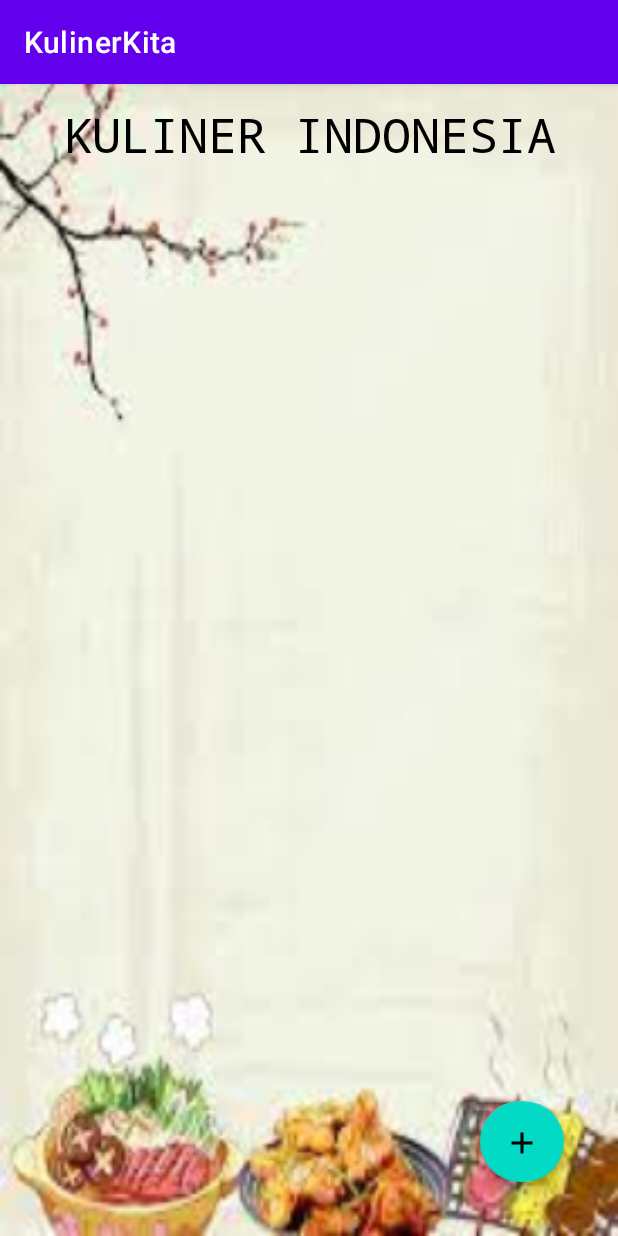
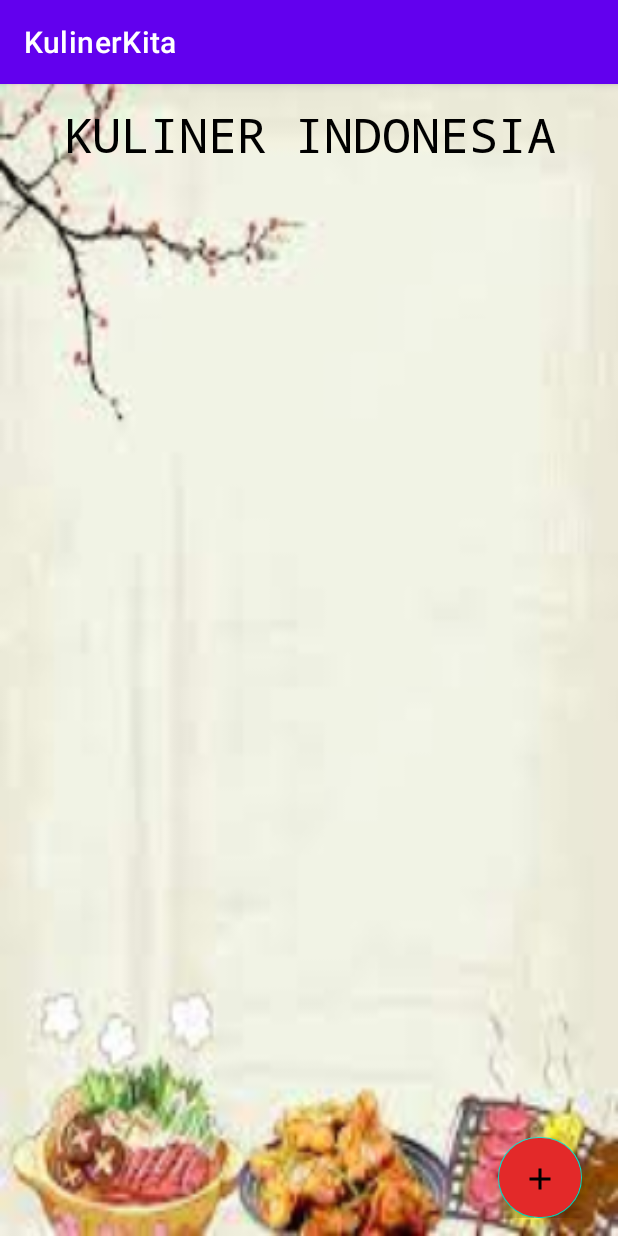
Before and after one commit to JanuarFirnando/KulinerIndonesia, an Android app: the screen it shows after launch (MainActivity), on a phone screen of 412 x 824 dp. Run offline under Robolectric (Android 15) with nearby library versions, the phone set to English and light mode, and no system bars; 1 statement that could not run was skipped.

Commit message:
tambah data

```diff
--- a/app/src/main/AndroidManifest.xml
+++ b/app/src/main/AndroidManifest.xml
@@ -13,10 +13,12 @@
         tools:targetApi="31">
         <activity
             android:name=".Activity.UbahActivity"
-            android:exported="false" />
+            android:exported="false"
+            android:parentActivityName=".Activity.MainActivity"/>
         <activity
             android:name=".Activity.TambahActivity"
-            android:exported="false" />
+            android:exported="false"
+            android:parentActivityName=".Activity.MainActivity"/>
         <activity
             android:name=".Activity.MainActivity"
             android:exported="true">
--- a/app/src/main/java/com/si6a/kulinerkita/Activity/MainActivity.java
+++ b/app/src/main/java/com/si6a/kulinerkita/Activity/MainActivity.java
@@ -4,6 +4,7 @@ import androidx.appcompat.app.AppCompatActivity;
 import androidx.recyclerview.widget.LinearLayoutManager;
 import androidx.recyclerview.widget.RecyclerView;
 
+import android.content.Intent;
 import android.os.Bundle;
 import android.view.View;
 import android.widget.ProgressBar;
@@ -43,6 +44,13 @@ public class MainActivity extends AppCompatActivity {
         lmKuliner = new LinearLayoutManager(this, LinearLayoutManager.VERTICAL, false);
         rvKuliner.setLayoutManager(lmKuliner);
 
+        fabTambah.setOnClickListener(new View.OnClickListener() {
+            @Override
+            public void onClick(View v) {
+                startActivity(new Intent(MainActivity.this, TambahActivity.class));
+            }
+        });
+
     }
 
     @Override
@@ -69,6 +77,8 @@ public class MainActivity extends AppCompatActivity {
                 adKuliner.notifyDataSetChanged();
 
                 pbKuliner.setVisibility(View.GONE);
+
+
             }
 
             @Override
--- a/app/src/main/res/drawable/baseline_add_24.xml
+++ b/app/src/main/res/drawable/baseline_add_24.xml
@@ -1,4 +1,4 @@
-<vector android:height="24dp" android:tint="#000000"
+<vector android:height="24dp" android:tint="#FFFFFF"
     android:viewportHeight="24" android:viewportWidth="24"
     android:width="24dp" xmlns:android="http://schemas.android.com/apk/res/android">
     <path android:fillColor="@android:color/white" android:pathData="M19,13h-6v6h-2v-6H5v-2h6V5h2v6h6v2z"/>
--- a/app/src/main/res/layout/activity_main.xml
+++ b/app/src/main/res/layout/activity_main.xml
@@ -41,11 +41,13 @@
         android:layout_height="54dp"
         android:layout_alignParentEnd="true"
         android:layout_alignParentBottom="true"
-        android:layout_marginStart="24dp"
-        android:layout_marginTop="24dp"
-        android:layout_marginEnd="24dp"
-        android:layout_marginBottom="24dp"
-        android:src="@drawable/baseline_add_24" />
+        android:layout_marginStart="12dp"
+        android:layout_marginTop="12dp"
+        android:layout_marginEnd="12dp"
+
+        android:src="@drawable/baseline_add_24"
+        android:backgroundTint="#E32929"
+        />
 
 
 </RelativeLayout>
--- a/app/src/main/res/layout/activity_tambah.xml
+++ b/app/src/main/res/layout/activity_tambah.xml
@@ -68,6 +68,7 @@
         android:textColorHint="#86F10A"
         android:paddingLeft="20dp"
         android:layout_margin="15dp"
+        android:maxLength="500"
         />
 
     <com.google.android.material.button.MaterialButton
```
Also changed, not shown: app/src/main/java/com/si6a/kulinerkita/Activity/TambahActivity.java (+66 -1 lines).
